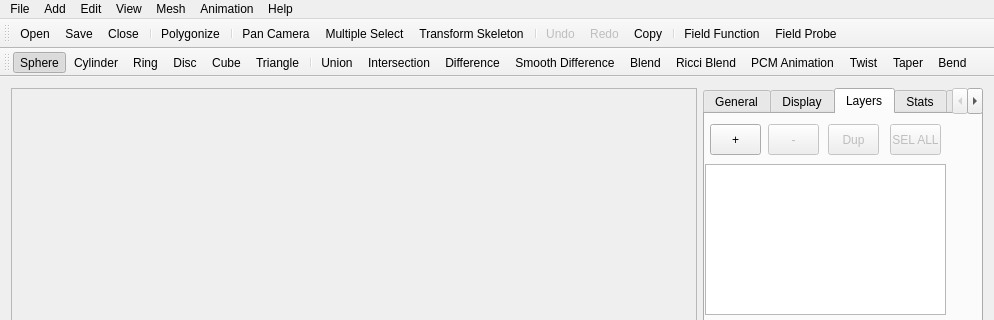
The window that Parsip100/ParsipHaptics/mainwindow.ui (GraphicsEmpire/Parsip) describes before a commit, drawn with Qt 5; both pictures show x 0 to 994 and y 0 to 320 of the 994 by 905 pixel window.
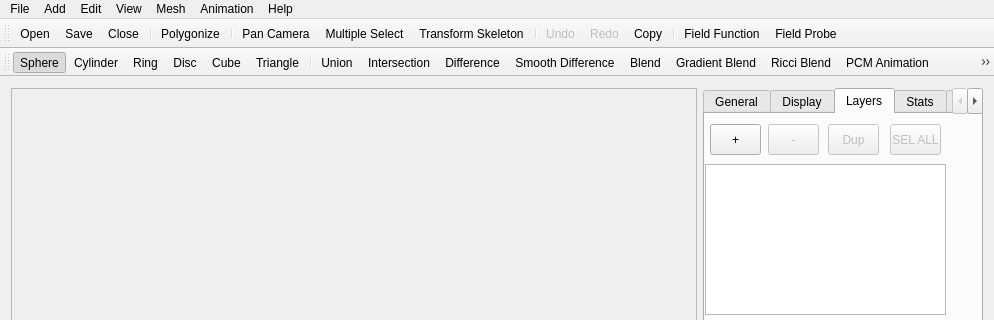
The same window after the commit. Icons and pictures are not drawn.

The edit to the form file:
```diff
--- a/Parsip100/ParsipHaptics/mainwindow.ui
+++ b/Parsip100/ParsipHaptics/mainwindow.ui
@@ -1364,6 +1364,7 @@
    <addaction name="actAddDifference"/>
    <addaction name="actAddSmoothDif"/>
    <addaction name="actAddBlend"/>
+   <addaction name="actAddGradientBlend"/>
    <addaction name="actAddRicciBlend"/>
    <addaction name="actAddPCM"/>
    <addaction name="actAddTwist"/>
@@ -1908,6 +1909,11 @@
     <string>Field Probe</string>
    </property>
   </action>
+  <action name="actAddGradientBlend">
+   <property name="text">
+    <string>Gradient Blend</string>
+   </property>
+  </action>
  </widget>
  <layoutdefault spacing="6" margin="11"/>
  <resources>
```
Left out of the diff: 1 changed line with no effect on the pictures.
